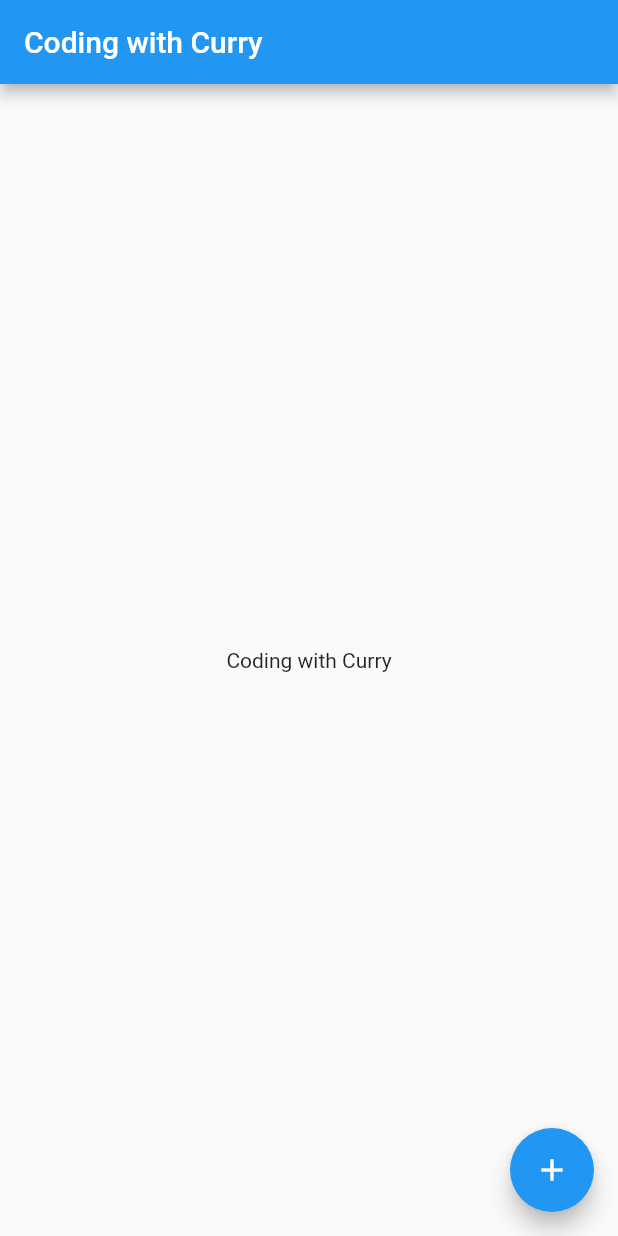
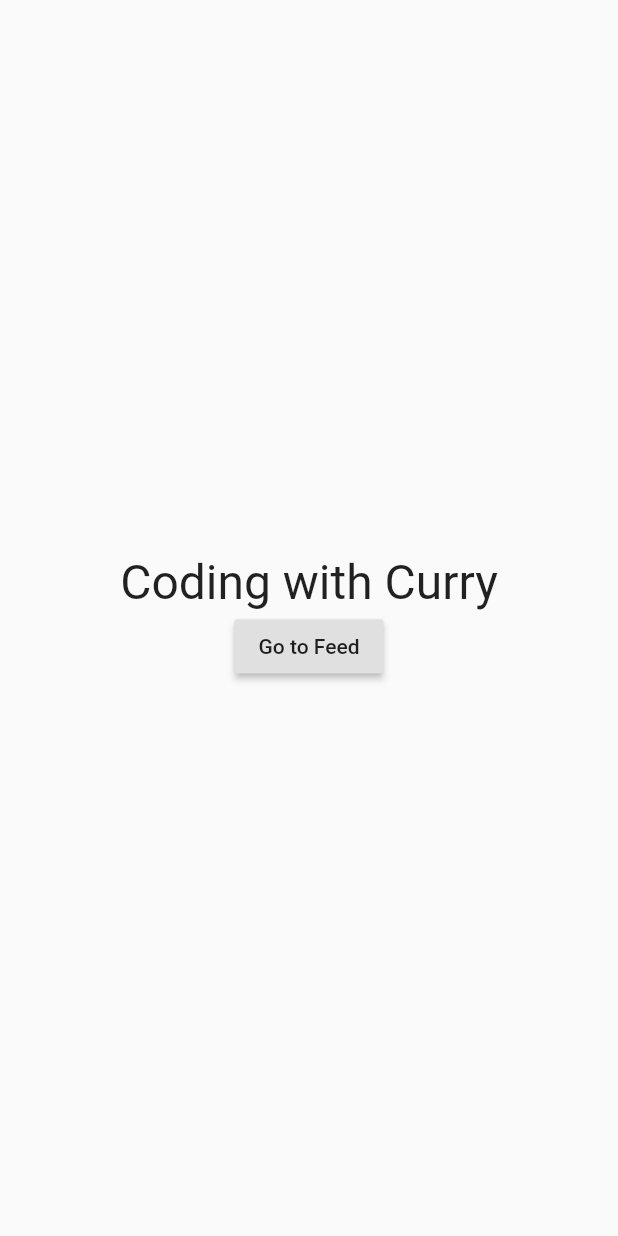
Before and after one commit to theflutterfactory/Flutter-Tutorials, a Flutter app: the screen it shows after launch, on a phone screen of 412 x 824 dp. Run offline on Flutter 3.47's test engine with Material 2 defaults, Android fonts, the phone set to English and light mode, and no system bars.

```diff
--- a/lib/main.dart
+++ b/lib/main.dart
@@ -1,4 +1,7 @@
 import 'package:flutter/material.dart';
+import './pages/login.dart';
+import './pages/feed.dart';
+import './pages/detail.dart';
 
 void main() => runApp(MyApp());
 
@@ -10,40 +13,39 @@ class MyApp extends StatelessWidget {
       theme: ThemeData(
         primarySwatch: Colors.blue,
       ),
-      home: MyHomePage(title: 'Coding with Curry'),
+      home: LoginPage(),
+      routes: {
+        '/login': (context) => LoginPage(),
+        '/feed': (context) => FeedPage(),
+      },
+      onGenerateRoute: (RouteSettings settings) {
+        final List<String> pathElements = settings.name.split('/');
+
+        if (pathElements[0] != '') {
+          return null;
+        }
+
+        switch (pathElements[1]) {
+          case 'detailId':
+            final String detailId = pathElements[2];
+
+            print("DetailId: $detailId");
+
+            if (detailId.isEmpty) {
+              return MaterialPageRoute(
+                builder: (BuildContext context) => DetailPage("No Detail"),
+              );
+            }
+
+            String itemName = "Item Detail: $detailId";
+
+            return MaterialPageRoute(
+              builder: (BuildContext context) => DetailPage(itemName),
+            );
+          default:
+            return null;
+        }
+      },
     );
   }
 }
-
-class MyHomePage extends StatefulWidget {
-  MyHomePage({Key key, this.title}) : super(key: key);
-
-  final String title;
-
-  @override
-  _MyHomePageState createState() => _MyHomePageState();
-}
-
-class _MyHomePageState extends State<MyHomePage> {
-  @override
-  Widget build(BuildContext context) {
-    return Scaffold(
-      appBar: AppBar(
-        title: Text(widget.title),
-      ),
-      body: Center(
-        child: Column(
-          mainAxisAlignment: MainAxisAlignment.center,
-          children: <Widget>[
-            Text('Coding with Curry'),
-          ],
-        ),
-      ),
-      floatingActionButton: FloatingActionButton(
-        tooltip: 'Increment',
-        child: Icon(Icons.add),
-        onPressed: () {},
-      ),
-    );
-  }
-}
```
Also changed, not shown: lib/pages/detail.dart (+8 -2 lines).
